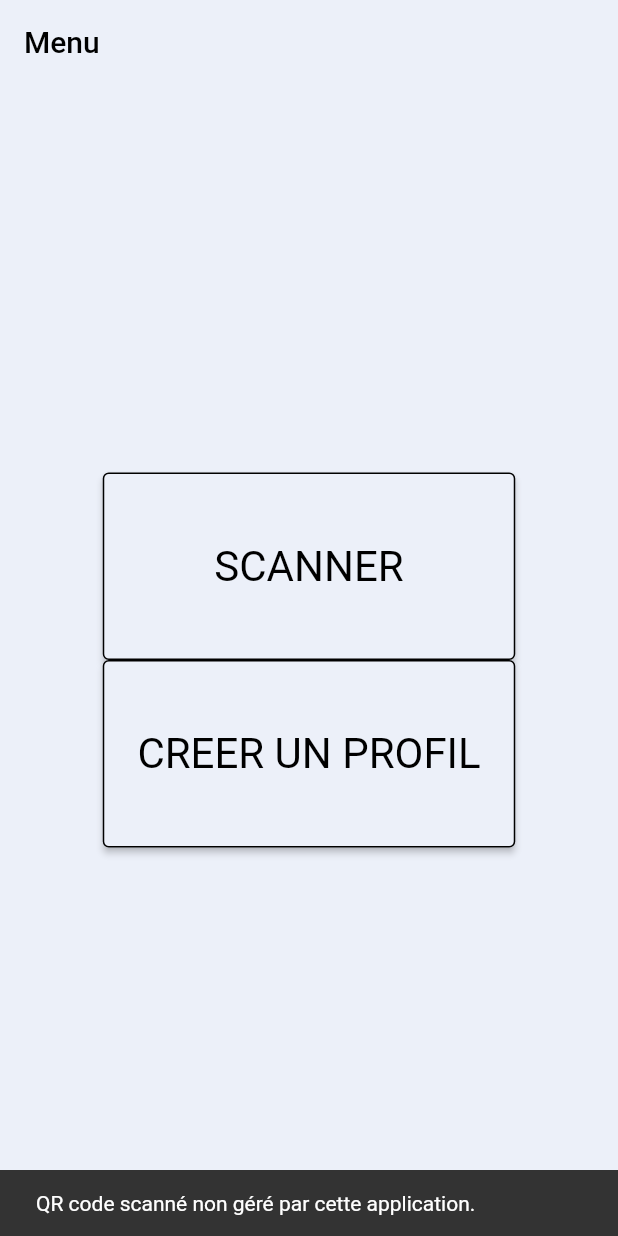
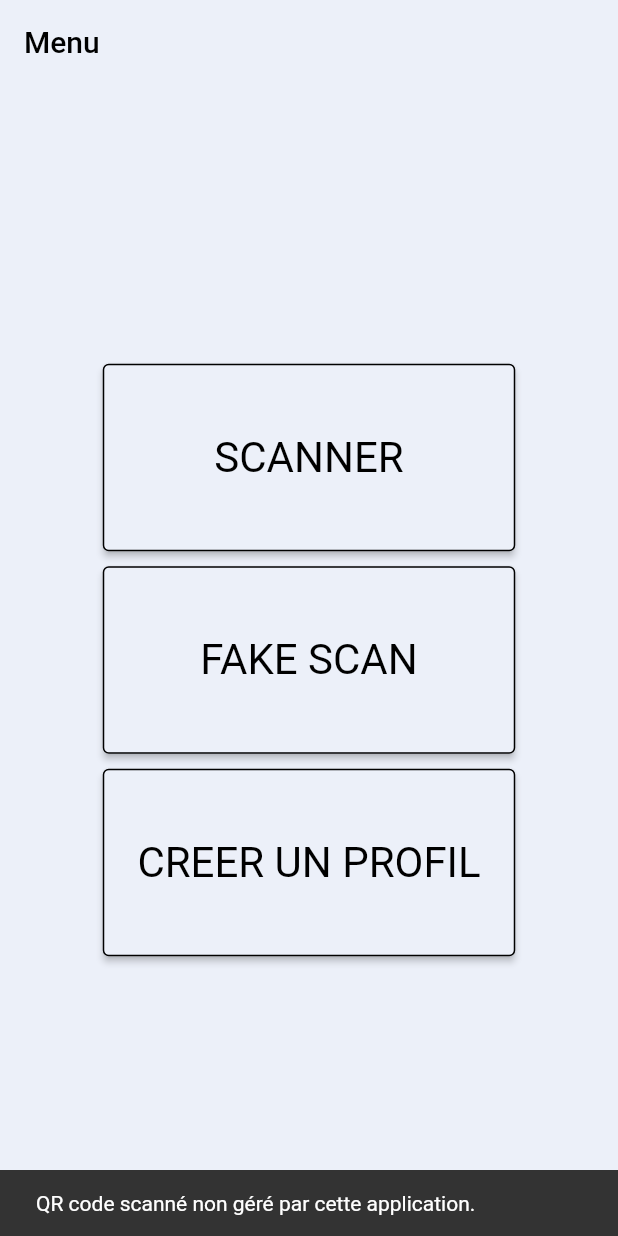
Before and after one commit to khrid/HES_646-2_Projects_GRIMM_Scanner, a Flutter app: the screen it shows after launch, after a tap on "SCANNER", on a phone screen of 412 x 824 dp. Run offline on Flutter 3.47's test engine with Material 2 defaults, Android fonts, the phone set to English and light mode, and no system bars; our stand-ins replace cloud_firestore, firebase_auth, firebase_core, qr_flutter; missing offline and left inert: flutter_barcode_scanner; accounts and stored records are empty; network calls fail.

Commit message:
🚒🚒🚒

```diff
--- a/lib/assets/constants.dart
+++ b/lib/assets/constants.dart
@@ -1,3 +1,3 @@
 class Constants {
-  static const QRCODE_STARTS_WITH = "QRGRIMM_";
+  static const grimmQrCodeStartsWith = "QRGRIMM_";
 }
--- a/lib/main.dart
+++ b/lib/main.dart
@@ -67,7 +67,7 @@ class _AppState extends State<App> with WidgetsBindingObserver {
       title: 'GRIMM Scanner',
       theme: ThemeData(
         primarySwatch: Colors.grey,
-        primaryColor: Color(0xFFECF0F9),
+        primaryColor: const Color(0xFFECF0F9),
       ),
       //navigatorObservers: <NavigatorObserver>[observer],
       home: const Home(),
--- a/lib/pages/home.dart
+++ b/lib/pages/home.dart
@@ -37,6 +37,9 @@ class _HomeState extends State<Home> {
               mainAxisAlignment: MainAxisAlignment.center,
               children: <Widget>[
                 CustomHomeButton(title: "SCANNER", onPressed: scanQR),
+                const SizedBox(height: 10.0,),
+                CustomHomeButton(title: "FAKE SCAN", onPressed: fakeScan),
+                const SizedBox(height: 10.0,),
                 CustomHomeButton(title: "CREER UN PROFIL", onPressed: createUser)
               ],
             ),
@@ -52,8 +55,17 @@ class _HomeState extends State<Home> {
     });
   }
 
+  Future<void> fakeScan() async {
+    setState(() {
+      _qrCode = Constants.grimmQrCodeStartsWith + "13tBavQPNXaLJFH4vqnc";
+      // on passe à l'écran de détail d'un objet, en transmettant le qr plus loin
+      Navigator.pushNamed(context, ItemDetail.routeName,
+          arguments: _qrCode);
+    });
+  }
+
   Future<void> scanQR() async {
-    // La libraire QR n'est pas prévue pour le web, il faut informer au cas où
+    // La librairie QR n'est pas prévue pour le web, il faut informer au cas où
     if (!kIsWeb) {
       print("scanQR called");
       String barcodeScanRes;
@@ -75,7 +87,7 @@ class _HomeState extends State<Home> {
       setState(() {
         // S'il commence bien par la chaine "QRGRIMM_" (pour être sûr de ne
         // travailler uniquement avec un QR de notre application
-        if (barcodeScanRes.startsWith(Constants.QRCODE_STARTS_WITH)) {
+        if (barcodeScanRes.startsWith(Constants.grimmQrCodeStartsWith)) {
           // on le stocke dans la variable du state
           _qrCode = barcodeScanRes;
           // on passe à l'écran de détail d'un objet, en transmettant le qr plus loin
@@ -87,7 +99,7 @@ class _HomeState extends State<Home> {
         } else if (barcodeScanRes == "-1") {
           // on affiche un message indiquant que l'action a été annulée
           ScaffoldMessenger.of(context).showSnackBar(
-              SnackBar(content: const Text("Lecture QR annulée.")));
+              const SnackBar(content: Text("Lecture QR annulée.")));
 
           // sinon
         } else {
```
Also changed, not shown: lib/models/grimm_item.dart (+8 -1 lines), lib/pages/items_detail.dart (+46 -15 lines), 1 other file.
